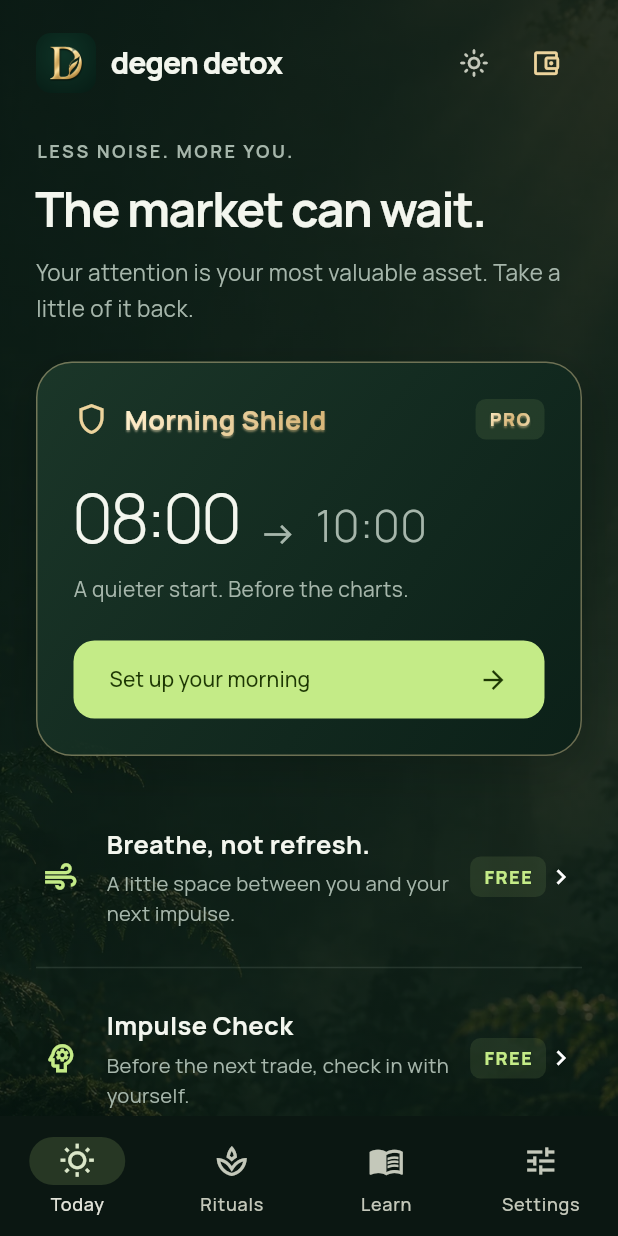
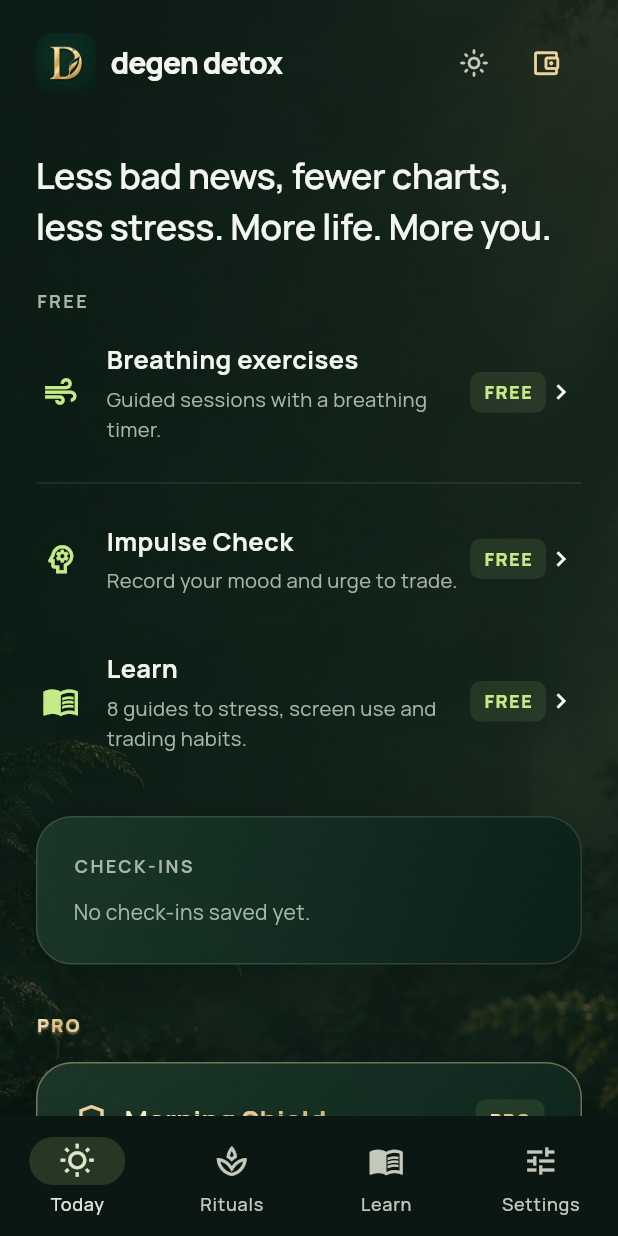
Before and after one commit to MossesDCT/degen-detox, a Flutter app: the screen it shows after launch, on a phone screen of 412 x 824 dp. Run offline on Flutter 3.47's test engine with Material 3 defaults, Android fonts, the phone set to English and light mode, and no system bars; our stand-ins replace equatable, flutter_secure_storage, permission_handler, shared_preferences; missing offline and left inert: bs58, cryptography, solana, solana_mobile_client; project files that could hold a hidden picture were left out.

Commit message:
Release v0.4: rotate recipient, simplify copy, order free Pro SKR

```diff
--- a/lib/degen/app.dart
+++ b/lib/degen/app.dart
@@ -146,6 +146,12 @@ class _DetoxShellState extends State<DetoxShell> with WidgetsBindingObserver {
           qaBuild ? AccessTier.skr : payments.receipt?.tier ?? AccessTier.free,
       preview: previewTier);
   String t(String key) => tr(key, widget.locale);
+  void selectTab(int index) {
+    if (tab == index) return;
+    setState(() => tab = index);
+    if (scroll.hasClients) scroll.jumpTo(0);
+  }
+
   Color get accent => Theme.of(context).colorScheme.primary;
   Color get subtle => widget.light ? const Color(0xff5c6b61) : muted;
   Color get panel => widget.light ? Colors.white : const Color(0xff122219);
@@ -313,8 +319,10 @@ class _DetoxShellState extends State<DetoxShell> with WidgetsBindingObserver {
                 height: 1.12,
                 fontWeight: FontWeight.w700,
                 letterSpacing: -1)),
-        const SizedBox(height: 12),
-        Text(sub, style: TextStyle(fontSize: 15, color: subtle, height: 1.6)),
+        if (sub.isNotEmpty) ...[
+          const SizedBox(height: 12),
+          Text(sub, style: TextStyle(fontSize: 15, color: subtle, height: 1.6)),
+        ],
       ]));
   @override
   Widget build(BuildContext context) {
@@ -358,11 +366,11 @@ class _DetoxShellState extends State<DetoxShell> with WidgetsBindingObserver {
                                   leading: Icon(destinations[i].$1,
                                       color: tab == i ? accent : subtle),
                                   title: Text(t(destinations[i].$2)),
-                                  onTap: () => setState(() => tab = i))),
+                                  onTap: () => selectTab(i))),
                         const Spacer(),
                         label('SOLANA MOBILE'),
                         const SizedBox(height: 10),
-                        Text('Degen Detox · v0.3',
+                        Text('Degen Detox · v0.4',
                             style: TextStyle(color: subtle, fontSize: 12)),
                       ])),
             Expanded(
@@ -416,7 +424,7 @@ class _DetoxShellState extends State<DetoxShell> with WidgetsBindingObserver {
                       child: Align(
                           alignment: Alignment.topCenter,
                           child: ConstrainedBox(
-                              constraints: const BoxConstraints(maxWidth: 1000),
+                              constraints: const BoxConstraints(maxWidth: 760),
                               child: SoftEntrance(
                                   key: ValueKey(tab), child: pages[tab]))))),
             ])),
@@ -425,7 +433,7 @@ class _DetoxShellState extends State<DetoxShell> with WidgetsBindingObserver {
               ? null
               : NavigationBar(
                   selectedIndex: tab,
-                  onDestinationSelected: (i) => setState(() => tab = i),
+                  onDestinationSelected: selectTab,
                   destinations: [
                       for (final d in destinations)
                         NavigationDestination(icon: Icon(d.$1), label: t(d.$2))
@@ -444,18 +452,24 @@ class _DetoxShellState extends State<DetoxShell> with WidgetsBindingObserver {
                 fontSize: 20, fontWeight: FontWeight.w800, letterSpacing: -.7)),
       ]);
   Widget home() {
-    final wide = MediaQuery.of(context).size.width > 1100;
-    final content =
-        Column(crossAxisAlignment: CrossAxisAlignment.start, children: [
-      label(t('eyebrow')),
-      title(t('headline'), t('intro')),
-      morningCard(),
-      const SizedBox(height: 28),
+    return Column(crossAxisAlignment: CrossAxisAlignment.start, children: [
+      Padding(
+          padding: const EdgeInsets.only(top: 8, bottom: 24),
+          child: Text(t('headline'),
+              style: const TextStyle(
+                  fontSize: 24,
+                  height: 1.4,
+                  fontWeight: FontWeight.w600,
+                  letterSpacing: -.4))),
+      label(t('free')),
       rowTile(Icons.air, t('breathe'), t('breatheDesc'), breathing,
           badge: t('free')),
       Divider(color: subtle.withValues(alpha: .15)),
       rowTile(
           Icons.psychology_outlined, t('impulse'), t('impulseDesc'), impulse,
+          badge: t('free')),
+      rowTile(Icons.menu_book_outlined, t('learn'), t('learnIntro'),
+          () => selectTab(2),
           badge: t('free')),
       const SizedBox(height: 24),
       box(Column(crossAxisAlignment: CrossAxisAlignment.start, children: [
@@ -470,21 +484,21 @@ class _DetoxShellState extends State<DetoxShell> with WidgetsBindingObserver {
               '${entries.last['urge']}/10 · ${entries.last['date'].toString().substring(0, 10)}',
               style: TextStyle(color: subtle)),
       ])),
-    ]);
-    final grass = Column(children: [
-      grassCard(),
+      const SizedBox(height: 32),
+      const GoldText('PRO',
+          style: TextStyle(
+              fontSize: 12, fontWeight: FontWeight.w800, letterSpacing: 1.6)),
+      const SizedBox(height: 16),
+      morningCard(),
       const SizedBox(height: 24),
       rowTile(
           Icons.restaurant_outlined, t('recipes'), t('recipesDesc'), recipes,
-          badge: 'PRO')
+          badge: 'PRO'),
+      rowTile(Icons.nights_stay_outlined, t('wind'), t('windDesc'), wind,
+          badge: 'PRO'),
+      const SizedBox(height: 32),
+      grassCard(),
     ]);
-    return wide
-        ? Row(crossAxisAlignment: CrossAxisAlignment.start, children: [
-            Expanded(flex: 6, child: content),
-            const SizedBox(width: 36),
-            Expanded(flex: 4, child: grass)
-          ])
-        : Column(children: [content, const SizedBox(height: 28), grass]);
   }
 
   Widget morningCard() => LuxuryPanel(
@@ -562,7 +576,7 @@ class _DetoxShellState extends State<DetoxShell> with WidgetsBindingObserver {
                     children: [
                       tag(t('skr'), bright: true),
                       const Spacer(),
-                      const Text('Touch grass.',
+                      const Text('Touch Grass',
                           style: TextStyle(
                               color: Colors.white,
                               fontSize: 34,
@@ -589,21 +603,33 @@ class _DetoxShellState extends State<DetoxShell> with WidgetsBindingObserver {
           ])));
   Widget rituals() =>
       Column(crossAxisAlignment: CrossAxisAlignment.start, children: [
-        title(t('rituals'), t('ready')),
-        rowTile(Icons.shield_outlined, t('morning'), t('morningDesc'), morning,
-            badge: 'PRO'),
+        title(t('rituals'), ''),
+        label(t('free')),
         rowTile(Icons.air, t('breathe'), t('breatheDesc'), breathing,
             badge: t('free')),
         rowTile(
             Icons.psychology_outlined, t('impulse'), t('impulseDesc'), impulse,
             badge: t('free')),
-        rowTile(Icons.grass, 'Touch Grass', t('grassDesc'), grass,
-            badge: 'SKR'),
+        rowTile(Icons.menu_book_outlined, t('learn'), t('learnIntro'),
+            () => selectTab(2),
+            badge: t('free')),
+        const SizedBox(height: 24),
+        const GoldText('PRO',
+            style: TextStyle(
+                fontSize: 12, fontWeight: FontWeight.w800, letterSpacing: 1.6)),
+        rowTile(Icons.shield_outlined, t('morning'), t('morningDesc'), morning,
+            badge: 'PRO'),
         rowTile(
             Icons.restaurant_outlined, t('recipes'), t('recipesDesc'), recipes,
             badge: 'PRO'),
         rowTile(Icons.nights_stay_outlined, t('wind'), t('windDesc'), wind,
             badge: 'PRO'),
+        const SizedBox(height: 24),
+        GoldText(t('skr'),
+            style: const TextStyle(
+                fontSize: 12, fontWeight: FontWeight.w800, letterSpacing: 1.6)),
+        rowTile(Icons.grass, 'Touch Grass', t('grassDesc'), grass,
+            badge: 'SKR'),
       ]);
   Widget learn() =>
       Column(crossAxisAlignment: CrossAxisAlignment.start, children: [
@@ -698,7 +724,7 @@ class _DetoxShellState extends State<DetoxShell> with WidgetsBindingObserver {
               onPressed: () => setState(() => previewTier = AccessTier.free),
               child: Text(t('endPreview'))),
         const SizedBox(height: 16),
-        Text('v0.3 · ${qaBuild ? t('qaBanner') : 'Degen Detox'}',
+        Text('v0.4 · ${qaBuild ? t('qaBanner') : 'Degen Detox'}',
             style: TextStyle(color: subtle)),
         const SizedBox(height: 16),
         OutlinedButton(onPressed: upgrade, child: Text(t('restore'))),
--- a/lib/degen/payments.dart
+++ b/lib/degen/payments.dart
@@ -12,7 +12,7 @@ import 'package:solana_mobile_client/solana_mobile_client.dart';
 import 'domain.dart';
 
 const qaBuild = bool.fromEnvironment('DEGEN_QA');
-const merchant = '4pJkHCrfZKWJS6Jb5LyWCUAYhuxx9abKA9WniysS938e';
+const merchant = '6vqJTwDWoNXauztA3e8psbnrm4bNWFDAG218NbAMPgaG';
 const skrMint = 'SKRbvo6Gf7GondiT3BbTfuRDPqLWei4j2Qy2NPGZhW3';
 const tokenProgram = 'TokenkegQfeZyiNwAJbNbGKPFXCWuBvf9Ss623VQ5DA';
 const memoProgram = 'MemoSq4gqABAXKb96qnH8TysNcWxMyWCqXgDLGmfcHr';
--- a/pubspec.yaml
+++ b/pubspec.yaml
@@ -1,7 +1,7 @@
 name: degen_detox
 description: A mobile-first digital wellbeing app for the crypto community.
 publish_to: 'none'
-version: 0.3.0+3
+version: 0.4.0+4
 
 environment:
   sdk: '>=3.5.0 <4.0.0'
```
Also changed, not shown: lib/degen/purchase_strings.dart (+6 -6 lines), lib/degen/strings.dart (+73 -96 lines), 11 other files.
